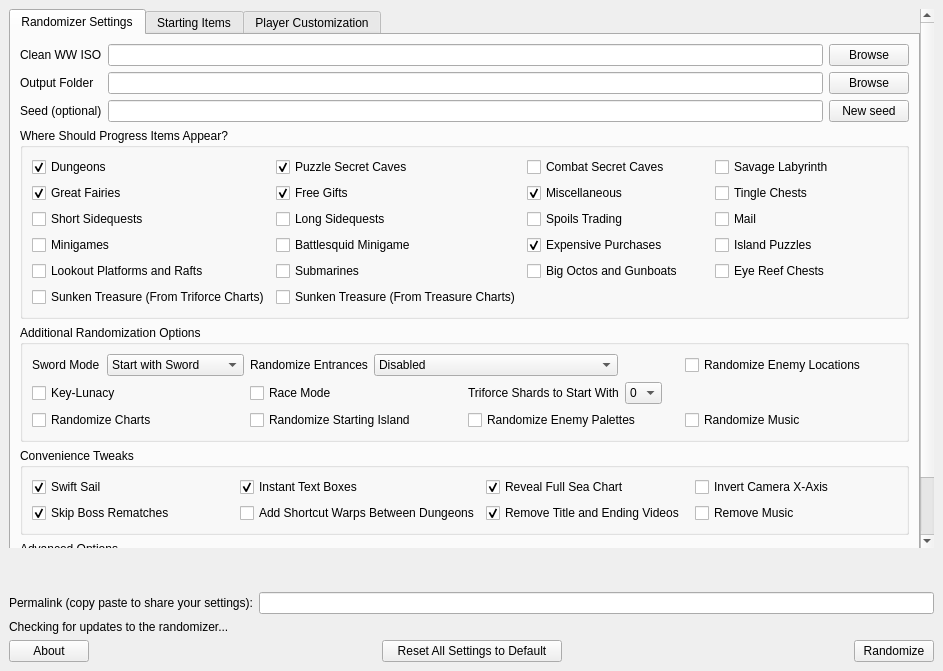
Qt form wwr_ui/randomizer_window.ui (LagoLunatic/wwrando) before a commit.
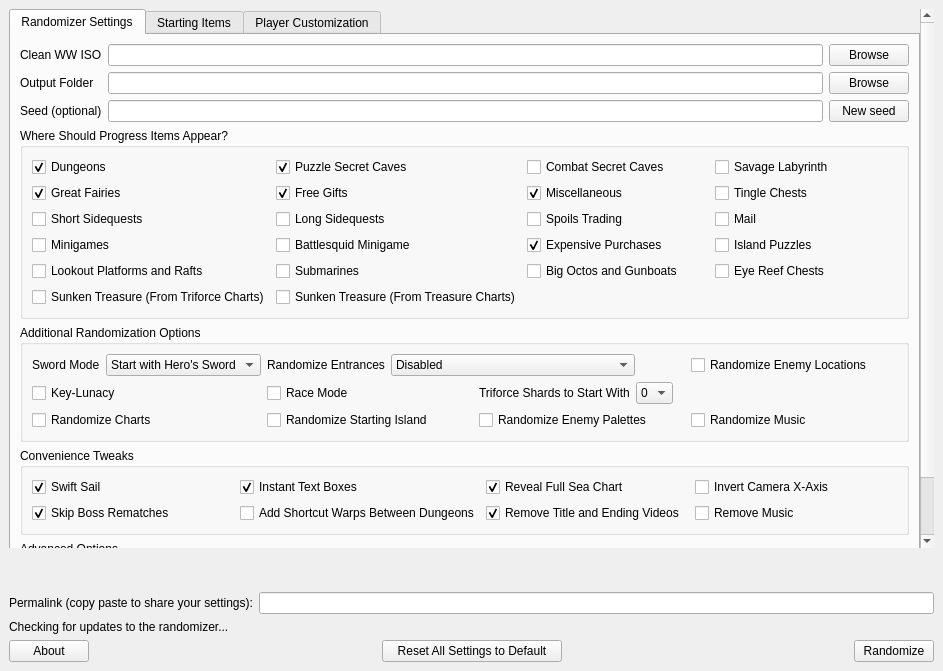
The same form after that commit.

Commit message: Make sword mode names clearer, added UI descriptions for each individual sword mode when highlighted

Diff of the .ui file:
```diff
--- a/wwr_ui/randomizer_window.ui
+++ b/wwr_ui/randomizer_window.ui
@@ -307,7 +307,7 @@
                   <widget class="QComboBox" name="sword_mode">
                    <item>
                     <property name="text">
-                     <string>Start with Sword</string>
+                     <string>Start with Hero's Sword</string>
                     </property>
                    </item>
                    <item>
```
Left out of the diff: 2 changed lines with no effect on the pictures. The commit also changes 6 other files.
